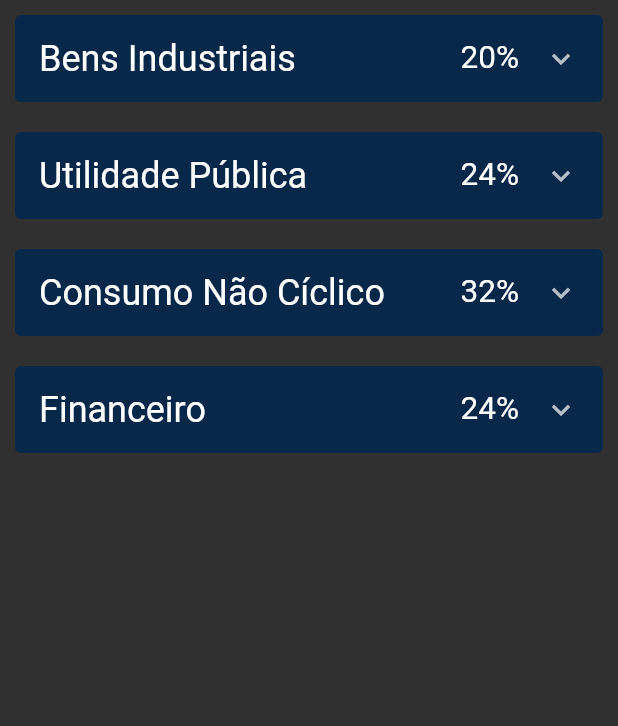
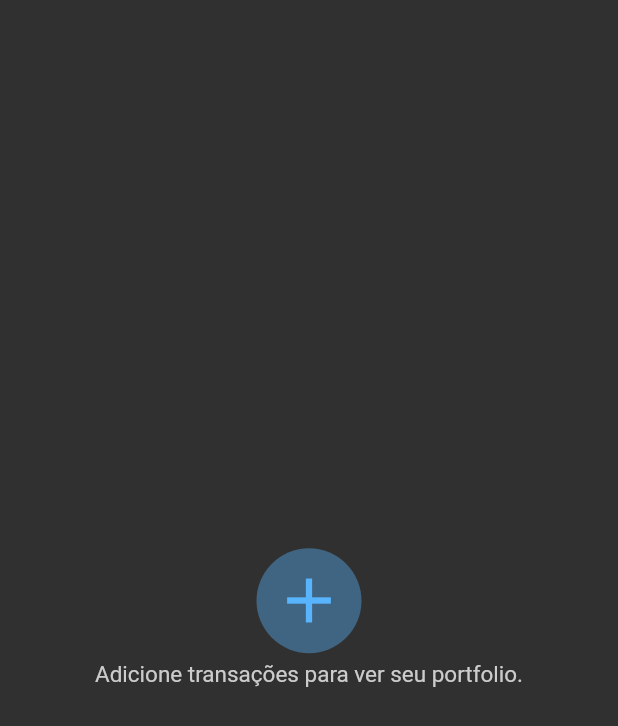
Before and after one commit to pulszao/investing, a Flutter app: the PortfolioSectorScreen screen opened directly, on a phone screen of 412 x 824 dp. Shown: the top 726 px of the screen. Run offline on Flutter 3.47's test engine with Material 2 defaults, Android fonts, the phone set to English and light mode, and no system bars; our stand-ins replace dropdown_search, flutter_secure_storage, material_design_icons_flutter, syncfusion_flutter_charts; accounts and stored records are empty.

Commit message:
Integrating sector screen with transactions

```diff
--- a/lib/src/portfolio/controller/portfolio_controller.dart
+++ b/lib/src/portfolio/controller/portfolio_controller.dart
@@ -62,3 +62,38 @@ Future<List<Map?>> getStocks() async {
 
   return stocks;
 }
+
+Future<List<Map?>> getSectors() async {
+  List stocks = await getStocks();
+  List<String>? auxSectors = [];
+  List<Map?> sectors = [];
+
+  for (Map? item in stocks) {
+    Map? data = item![item.keys.first];
+
+    if (item.keys.first != 'total' && !auxSectors.contains(data!['sector'])) {
+      auxSectors.add(data['sector']);
+    }
+  }
+
+  for (String sector in auxSectors) {
+    List<Map?> stockInSector = [];
+    Map totals = {};
+    totals['totalizator'] = 0;
+
+    for (Map? item in stocks) {
+      Map? data = item![item.keys.first];
+
+      if (data!['sector'] == sector) {
+        stockInSector.add(item);
+        totals['totalizator'] += data['total'];
+      }
+    }
+    stockInSector.add({'sector_totalizator': totals});
+    sectors.add({sector: stockInSector});
+  }
+
+  sectors.add({'totalizator': stocks[stocks.length - 1]!['total']});
+
+  return sectors;
+}
--- a/lib/src/portfolio/view/portfolio_sector_screen.dart
+++ b/lib/src/portfolio/view/portfolio_sector_screen.dart
@@ -1,4 +1,6 @@
 import 'package:flutter/material.dart';
+import 'package:investing/src/constants.dart';
+import 'package:investing/src/portfolio/controller/portfolio_controller.dart';
 import 'package:investing/src/shared/view/cards/stock_sector_card.dart';
 import 'package:investing/src/shared/view/cards/stock_card.dart';
 
@@ -10,171 +12,24 @@ class PortfolioSectorScreen extends StatefulWidget {
 }
 
 class _PortfolioSectorScreen extends State<PortfolioSectorScreen> {
+  List sectorsWidgets = [];
+  @override
+  void initState() {
+    buildSectors();
+    super.initState();
+  }
+
   @override
   Widget build(BuildContext context) {
-    List stocksWidgets = const [
-      StockSectorCard(
-        sector: 'Bens Industriais',
-        sectorPercent: 20,
-        stocksInSector: [
-          StockCard(
-            sectorPage: true,
-            stock: 'WEGE3',
-            stockDescription: 'WEG S.A',
-            nowPrice: 17,
-            avgPrice: 20.22,
-            quantity: 1000,
-            total: 17000,
-            profit: -5.2,
-            weight: 8,
-          ),
-          SizedBox(height: 10),
-          StockCard(
-            sectorPage: true,
-            stock: 'WEGE3',
-            stockDescription: 'WEG S.A',
-            nowPrice: 17,
-            avgPrice: 20.22,
-            quantity: 1000,
-            total: 17000,
-            profit: -5.2,
-            weight: 8,
-          ),
-        ],
-      ),
-      StockSectorCard(
-        sector: 'Utilidade Pública',
-        sectorPercent: 24,
-        stocksInSector: [
-          StockCard(
-            sectorPage: true,
-            stock: 'WEGE3',
-            stockDescription: 'WEG S.A',
-            nowPrice: 17,
-            avgPrice: 20.22,
-            quantity: 1000,
-            total: 17000,
-            profit: -5.2,
-            weight: 8,
-          ),
-          SizedBox(height: 10),
-          StockCard(
-            sectorPage: true,
-            stock: 'WEGE3',
-            stockDescription: 'WEG S.A',
-            nowPrice: 17,
-            avgPrice: 20.22,
-            quantity: 1000,
-            total: 17000,
-            profit: -5.2,
-            weight: 8,
-          ),
-          SizedBox(height: 10),
-          StockCard(
-            sectorPage: true,
-            stock: 'WEGE3',
-            stockDescription: 'WEG S.A',
-            nowPrice: 17,
-            avgPrice: 20.22,
-            quantity: 1000,
-            total: 17000,
-            profit: -5.2,
-            weight: 8,
-          ),
-        ],
-      ),
-      StockSectorCard(
-        sector: 'Consumo Não Cíclico',
-        sectorPercent: 32,
-        stocksInSector: [
-          StockCard(
-            sectorPage: true,
-            stock: 'WEGE3',
-            stockDescription: 'WEG S.A',
-            nowPrice: 17,
-            avgPrice: 20.22,
-            quantity: 1000,
-            total: 17000,
-            profit: -5.2,
-            weight: 8,
-          ),
-          SizedBox(height: 10),
-          StockCard(
-            sectorPage: true,
-            stock: 'WEGE3',
-            stockDescription: 'WEG S.A',
-            nowPrice: 17,
-            avgPrice: 20.22,
-            quantity: 1000,
-            total: 17000,
-            profit: -5.2,
-            weight: 8,
-          ),
-          SizedBox(height: 10),
-          StockCard(
-            sectorPage: true,
-            stock: 'WEGE3',
-            stockDescription: 'WEG S.A',
-            nowPrice: 17,
-            avgPrice: 20.22,
-            quantity: 1000,
-            total: 17000,
-            profit: -5.2,
-            weight: 8,
-          ),
-          SizedBox(height: 10),
-          StockCard(
-            sectorPage: true,
-            stock: 'WEGE3',
-            stockDescription: 'WEG S.A',
-            nowPrice: 17,
-            avgPrice: 20.22,
-            quantity: 1000,
-            total: 17000,
-            profit: -5.2,
-            weight: 8,
-          ),
-        ],
-      ),
-      StockSectorCard(
-        sector: 'Financeiro',
-        sectorPercent: 24,
-        stocksInSector: [
-          StockCard(
-            sectorPage: true,
-            stock: 'WEGE3',
-            stockDescription: 'WEG S.A',
-            nowPrice: 17,
-            avgPrice: 20.22,
-            quantity: 1000,
-            total: 17000,
-            profit: -5.2,
-            weight: 8,
-          ),
-          SizedBox(height: 10),
-          StockCard(
-            sectorPage: true,
-            stock: 'WEGE3',
-            stockDescription: 'WEG S.A',
-            nowPrice: 17,
-            avgPrice: 20.22,
-            quantity: 1000,
-            total: 17000,
-            profit: -5.2,
-            weight: 8,
-          ),
-        ],
-      ),
-    ];
-
     return Scaffold(
       body: SafeArea(
-        child: SingleChildScrollView(
+        child: sectorsWidgets.isNotEmpty
+            ? SingleChildScrollView(
                 child: Row(
                   mainAxisAlignment: MainAxisAlignment.center,
                   children: [
                     Column(
-                children: stocksWidgets
+                      children: sectorsWidgets
                           .map((item) => Padding(
                                 padding: const EdgeInsets.all(6.0),
                                 child: item,
@@ -183,8 +38,68 @@ class _PortfolioSectorScreen extends State<PortfolioSectorScreen> {
                     ),
                   ],
                 ),
+              )
+            : notFound(
+                height: 0,
+                icon: Icon(
+                  Icons.add,
+                  size: 50,
+                  color: kColorScheme.primary,
+                ),
+                label: 'Adicione transações para ver seu portfolio.',
+              ),
+      ),
+    );
+  }
+
+  void buildSectors() async {
+    List<Map?> sectors = await getSectors();
+    List<StockSectorCard> stocksBySector = [];
+    double totalizator = sectors.last!['totalizator']['total'];
+
+    for (Map? sector in sectors) {
+      List<Widget> stocksWidgets = [];
+      double sectorTotalizator = 0;
+
+      if (sector!.keys.first != 'totalizator') {
+        for (Map? data in sector[sector.keys.first]) {
+          sectorTotalizator = sector[sector.keys.first].last!['sector_totalizator']['totalizator'];
+
+          if (data!.keys.first != 'sector_totalizator') {
+            Map? stock = data[data.keys.first];
+            if (stock!['total'] != 0) {
+              stocksWidgets.add(
+                Padding(
+                  padding: const EdgeInsets.symmetric(vertical: 5.0),
+                  child: StockCard(
+                    sectorPage: true,
+                    stock: data.keys.first,
+                    stockDescription: stock['company_name'],
+                    nowPrice: 17, //TODO: get now price
+                    avgPrice: stock['buy_price'],
+                    quantity: stock['shares'].toInt(),
+                    total: stock['total'],
+                    profit: -5.2, //TODO: get profit
+                    weight: stock['total'] / sectorTotalizator,
                   ),
                 ),
               );
             }
           }
+        }
+
+        stocksBySector.add(
+          StockSectorCard(
+            sector: sector.keys.first,
+            sectorPercent: sectorTotalizator / totalizator,
+            stocksInSector: stocksWidgets,
+          ),
+        );
+      }
+    }
+
+    setState(() {
+      this.sectorsWidgets = stocksBySector;
+    });
+  }
+}
--- a/lib/src/shared/view/cards/stock_card.dart
+++ b/lib/src/shared/view/cards/stock_card.dart
@@ -41,12 +41,22 @@ class StockCard extends StatelessWidget {
             Row(
               mainAxisAlignment: MainAxisAlignment.spaceBetween,
               children: [
+                Column(
+                  crossAxisAlignment: CrossAxisAlignment.start,
+                  children: [
                     Text(
                       stock,
                       style: kBaseTextStyle(
                         fontSize: 18,
                         fontWeight: FontWeight.bold,
                       ),
+                    ),
+                    Text(
+                      stockDescription,
+                      overflow: TextOverflow.ellipsis,
+                      style: kBaseTextStyle(),
+                    ),
+                  ],
                 ),
                 Row(
                   children: [
--- a/lib/src/shared/view/cards/stock_sector_card.dart
+++ b/lib/src/shared/view/cards/stock_sector_card.dart
@@ -33,7 +33,7 @@ class StockSectorCard extends StatelessWidget {
                 ),
               ),
               Text(
-                '$sectorPercent%',
+                '${(sectorPercent * 100).toStringAsFixed(2)}%',
                 style: kBaseTextStyle(
                   fontSize: 21.0,
                   fontWeight: FontWeight.w500,
```
Lines whose indentation alone changed are shown as unchanged.
